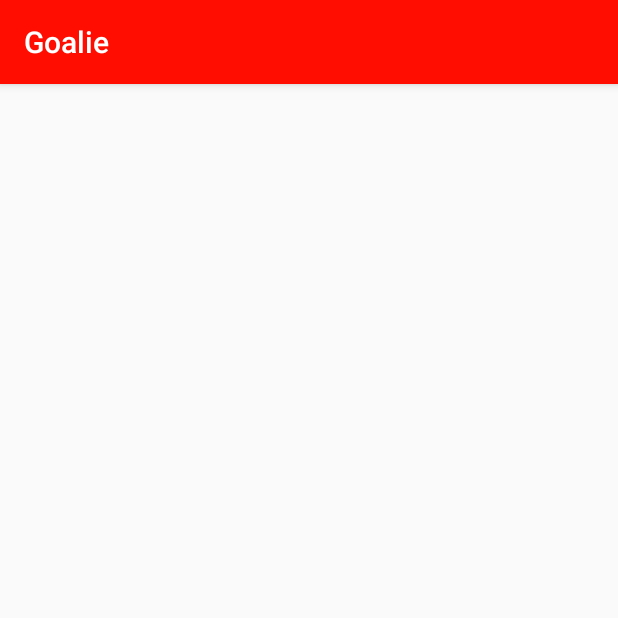
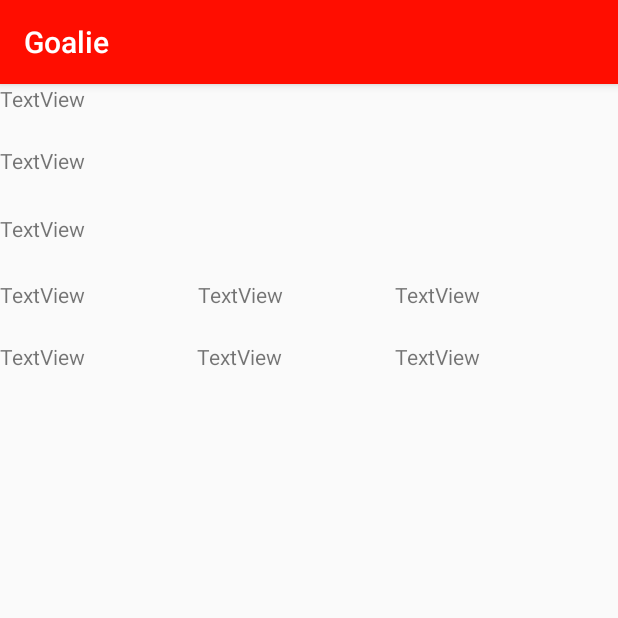
Before and after one commit to khuonghieu/Goalie, an Android app: the ViewGoal screen opened directly, with no data from a screen before it, on a phone screen of 412 x 824 dp, the top half of it. Run offline under Robolectric (Android 15) with nearby library versions, the phone set to English and light mode, and no system bars; 1 statement that could not run was skipped.

Commit message:
Changed Log In page.

```diff
--- a/app/src/main/AndroidManifest.xml
+++ b/app/src/main/AndroidManifest.xml
@@ -9,7 +9,7 @@
         android:roundIcon="@mipmap/ic_launcher_round"
         android:supportsRtl="true"
         android:theme="@style/AppTheme">
-        <activity android:name=".Activities.MainActivity">
+        <activity android:name="com.example.goalie.LogIn">
             <intent-filter>
                 <action android:name="android.intent.action.MAIN" />
 
@@ -18,6 +18,7 @@
         </activity>
         <activity android:name=".Activities.ViewGoal" />
         <activity android:name=".Activities.CreateGoal" />
+        <activity android:name=".Activities.MainActivity" />
     </application>
 
 </manifest>
--- a/app/src/main/java/edu/temple/goalie/Activities/ViewGoal.java
+++ b/app/src/main/java/edu/temple/goalie/Activities/ViewGoal.java
@@ -1,16 +1,50 @@
 package edu.temple.goalie.Activities;
 
+import android.database.Cursor;
+import android.database.sqlite.SQLiteDatabase;
 import android.support.v7.app.AppCompatActivity;
 import android.os.Bundle;
+import android.widget.TextView;
 
+import edu.temple.goalie.Database.DBHelper;
 import edu.temple.goalie.R;
 
 public class ViewGoal extends AppCompatActivity {
 
+    SQLiteDatabase db;
+    DBHelper dbHelper;
     @Override
     protected void onCreate(Bundle savedInstanceState) {
         super.onCreate(savedInstanceState);
         setContentView(R.layout.activity_view_goal);
+        TextView viewGoalTitle = findViewById(R.id.ViewGoalTitle);
+        TextView viewGoalCategory = findViewById(R.id.ViewGoalCategory);
+        TextView viewGoalDescription = findViewById(R.id.ViewGoalDescription);
+        TextView viewGoalStartDay = findViewById(R.id.ViewGoalStartDay);
+        TextView viewGoalStartMonth = findViewById(R.id.ViewGoalStartMonth);
+        TextView viewGoalStartYear = findViewById(R.id.ViewGoalStartYear);
+        TextView viewGoalEndDay = findViewById(R.id.ViewGoalEndDay);
+        TextView viewGoalEndMonth = findViewById(R.id.ViewGoalEndMonth);
+        TextView viewGoalEndYear = findViewById(R.id.ViewGoalEndYear);
 
+        final long id = getIntent().getExtras().getLong("goalIdSelected");
+
+        dbHelper = new DBHelper(this);
+        db = dbHelper.getWritableDatabase();
+        Cursor cursor = db.rawQuery("select * from " + dbHelper.TABLE_NAME + " where " + dbHelper.ID + "=" + id, null);
+        if (cursor != null) {
+            if (cursor.moveToFirst()) {
+                viewGoalTitle.setText(cursor.getString(cursor.getColumnIndex(dbHelper.TITLE)));
+                viewGoalCategory.setText(cursor.getString(cursor.getColumnIndex(dbHelper.CATEGORY)));
+                viewGoalDescription.setText(cursor.getString(cursor.getColumnIndex(dbHelper.DESCRIPTION)));
+                viewGoalStartDay.setText(cursor.getString(cursor.getColumnIndex(dbHelper.STARTDAY)));
+                viewGoalStartMonth.setText(cursor.getString(cursor.getColumnIndex(dbHelper.STARTMONTH)));
+                viewGoalStartYear.setText(cursor.getString(cursor.getColumnIndex(dbHelper.STARTYEAR)));
+                viewGoalEndDay.setText(cursor.getString(cursor.getColumnIndex(dbHelper.ENDDAY)));
+                viewGoalEndMonth.setText(cursor.getString(cursor.getColumnIndex(dbHelper.ENDMONTH)));
+                viewGoalEndYear.setText(cursor.getString(cursor.getColumnIndex(dbHelper.ENDYEAR)));
+            }
+            cursor.close();
+        }
     }
 }
--- a/app/src/main/res/layout/activity_view_goal.xml
+++ b/app/src/main/res/layout/activity_view_goal.xml
@@ -4,4 +4,87 @@
     xmlns:tools="http://schemas.android.com/tools"
     android:layout_width="match_parent"
     android:layout_height="match_parent"
-    tools:context=".Activities.ViewGoal"/>
+    tools:context=".Activities.ViewGoal">
+
+    <LinearLayout
+        android:layout_width="395dp"
+        android:layout_height="715dp"
+        android:orientation="vertical"
+        tools:layout_editor_absoluteX="8dp"
+        tools:layout_editor_absoluteY="8dp">
+
+        <TextView
+            android:id="@+id/ViewGoalTitle"
+            android:layout_width="match_parent"
+            android:layout_height="41dp"
+            android:text="TextView" />
+
+        <TextView
+            android:id="@+id/ViewGoalCategory"
+            android:layout_width="match_parent"
+            android:layout_height="45dp"
+            android:text="TextView" />
+
+        <TextView
+            android:id="@+id/ViewGoalDescription"
+            android:layout_width="match_parent"
+            android:layout_height="44dp"
+            android:text="TextView" />
+
+        <LinearLayout
+            android:layout_width="match_parent"
+            android:layout_height="41dp"
+            android:orientation="horizontal">
+
+            <TextView
+                android:id="@+id/ViewGoalStartDay"
+                android:layout_width="132dp"
+                android:layout_height="match_parent"
+                android:text="TextView" />
+
+            <TextView
+                android:id="@+id/ViewGoalStartMonth"
+                android:layout_width="20dp"
+                android:layout_height="match_parent"
+                android:layout_weight="1"
+                android:text="TextView" />
+
+            <TextView
+                android:id="@+id/ViewGoalStartYear"
+                android:layout_width="20dp"
+                android:layout_height="match_parent"
+                android:layout_weight="1"
+                android:text="TextView" />
+
+        </LinearLayout>
+
+        <LinearLayout
+            android:layout_width="match_parent"
+            android:layout_height="43dp"
+            android:orientation="horizontal">
+
+            <TextView
+                android:id="@+id/ViewGoalEndDay"
+                android:layout_width="20dp"
+                android:layout_height="match_parent"
+                android:layout_weight="1"
+                android:text="TextView" />
+
+            <TextView
+                android:id="@+id/ViewGoalEndMonth"
+                android:layout_width="20dp"
+                android:layout_height="match_parent"
+                android:layout_weight="1"
+                android:text="TextView" />
+
+            <TextView
+                android:id="@+id/ViewGoalEndYear"
+                android:layout_width="20dp"
+                android:layout_height="match_parent"
+                android:layout_weight="1"
+                android:text="TextView" />
+
+        </LinearLayout>
+
+    </LinearLayout>
+</android.support.constraint.ConstraintLayout>
--- a/app/src/main/res/layout/content_home_page.xml
+++ b/app/src/main/res/layout/content_home_page.xml
@@ -6,4 +6,4 @@
     android:layout_height="match_parent"
     app:layout_behavior="@string/appbar_scrolling_view_behavior"
     tools:context=".home_page"
-    tools:showIn="@layout/activity_home_page"/>
+    tools:showIn="layout/activity_home_page" />
```
Also changed, not shown: app/src/main/java/com/example/goalie/MainActivity.java (deleted, +0 -68 lines), app/src/main/java/com/example/goalie/home_page.java (deleted, +0 -32 lines), app/src/main/java/edu/temple/goalie/Activities/LogIn.java (+7 -40 lines), app/src/main/java/edu/temple/goalie/Activities/MainActivity.java (+11 -10 lines), app/src/main/res/layout/content_main.xml (deleted, +0 -67 lines), app/src/main/res/layout/log_in.xml (+52 -18 lines).
